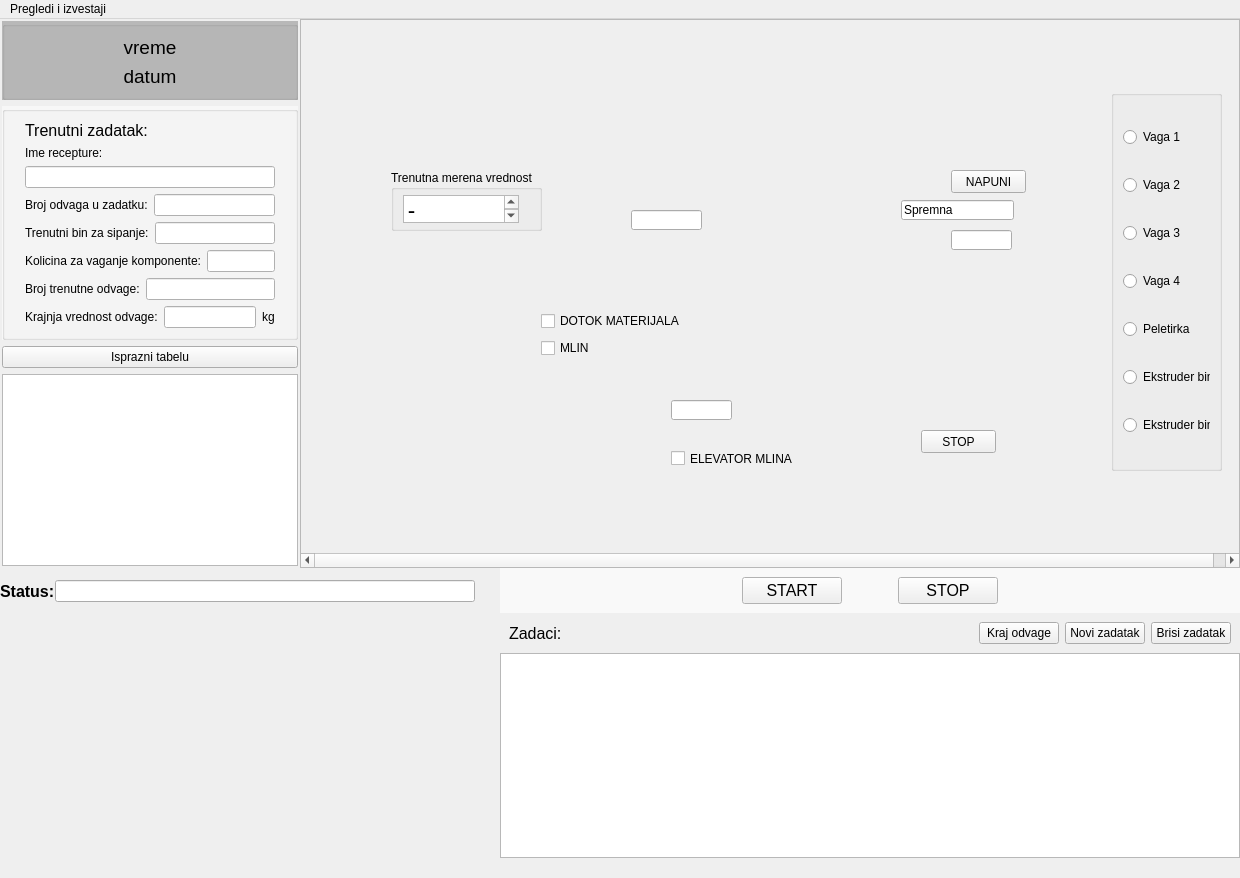
nikolakn/biovita, file ui/automainwindow.ui: the form before one commit.
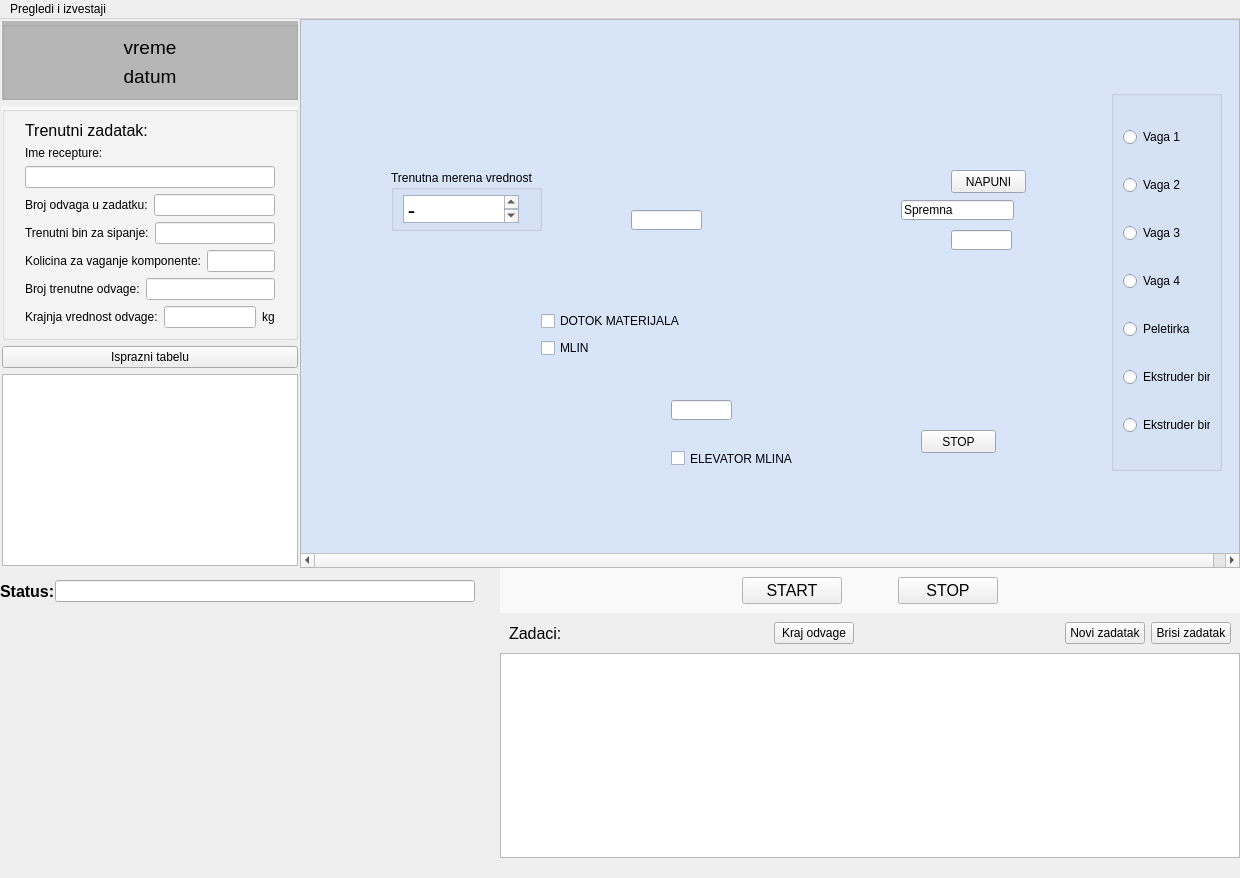
The form after the commit. Custom widgets are drawn as their Qt base class.

```diff
--- a/ui/automainwindow.ui
+++ b/ui/automainwindow.ui
@@ -447,6 +447,9 @@
           <verstretch>1</verstretch>
          </sizepolicy>
         </property>
+        <property name="autoFillBackground">
+         <bool>false</bool>
+        </property>
         <property name="widgetResizable">
          <bool>true</bool>
         </property>
@@ -471,6 +474,70 @@
            <height>460</height>
           </size>
          </property>
+         <property name="palette">
+          <palette>
+           <active>
+            <colorrole role="Base">
+             <brush brushstyle="SolidPattern">
+              <color alpha="255">
+               <red>255</red>
+               <green>255</green>
+               <blue>255</blue>
+              </color>
+             </brush>
+            </colorrole>
+            <colorrole role="Window">
+             <brush brushstyle="SolidPattern">
+              <color alpha="255">
+               <red>216</red>
+               <green>228</green>
+               <blue>248</blue>
+              </color>
+             </brush>
+            </colorrole>
+           </active>
+           <inactive>
+            <colorrole role="Base">
+             <brush brushstyle="SolidPattern">
+              <color alpha="255">
+               <red>255</red>
+               <green>255</green>
+               <blue>255</blue>
+              </color>
+             </brush>
+            </colorrole>
+            <colorrole role="Window">
+             <brush brushstyle="SolidPattern">
+              <color alpha="255">
+               <red>216</red>
+               <green>228</green>
+               <blue>248</blue>
+              </color>
+             </brush>
+            </colorrole>
+           </inactive>
+           <disabled>
+            <colorrole role="Base">
+             <brush brushstyle="SolidPattern">
+              <color alpha="255">
+               <red>216</red>
+               <green>228</green>
+               <blue>248</blue>
+              </color>
+             </brush>
+            </colorrole>
+            <colorrole role="Window">
+             <brush brushstyle="SolidPattern">
+              <color alpha="255">
+               <red>216</red>
+               <green>228</green>
+               <blue>248</blue>
+              </color>
+             </brush>
+            </colorrole>
+           </disabled>
+          </palette>
+         </property>
          <widget class="QGroupBox" name="groupBox_5">
           <property name="geometry">
            <rect>
@@ -996,6 +1063,19 @@
              </property>
             </widget>
            </item>
+           <item>
+            <spacer name="horizontalSpacer_6">
+             <property name="orientation">
+              <enum>Qt::Horizontal</enum>
+             </property>
+             <property name="sizeHint" stdset="0">
+              <size>
+               <width>40</width>
+               <height>20</height>
+              </size>
+             </property>
+            </spacer>
+           </item>
            <item>
             <widget class="QPushButton" name="pushButton_5">
              <property name="text">
```
